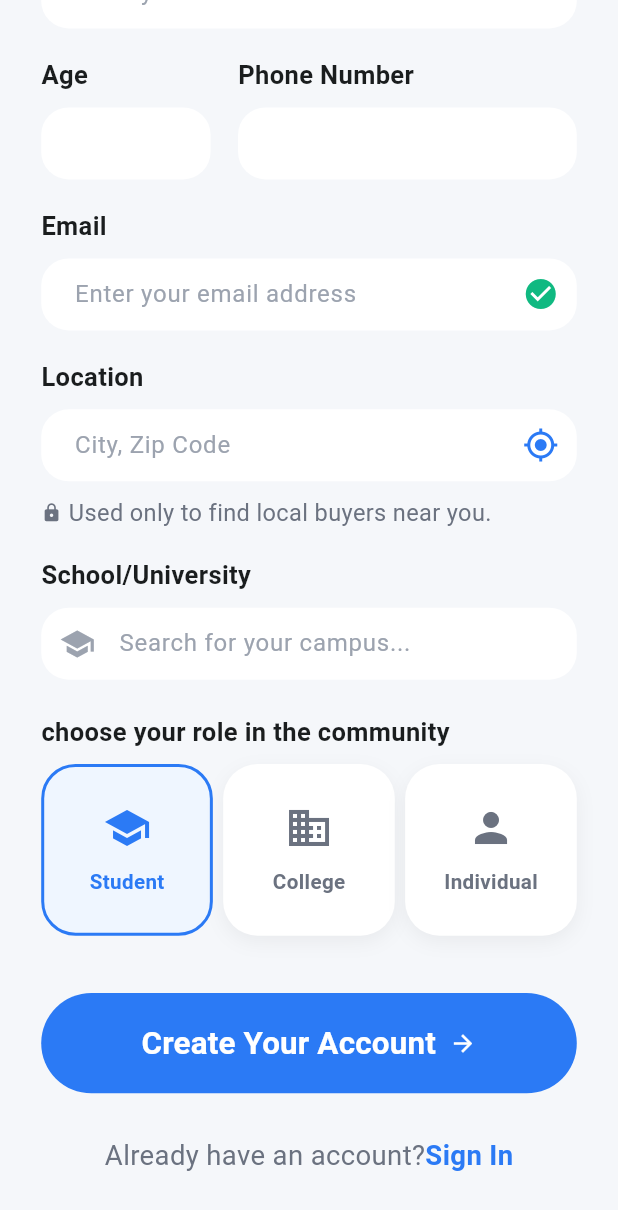
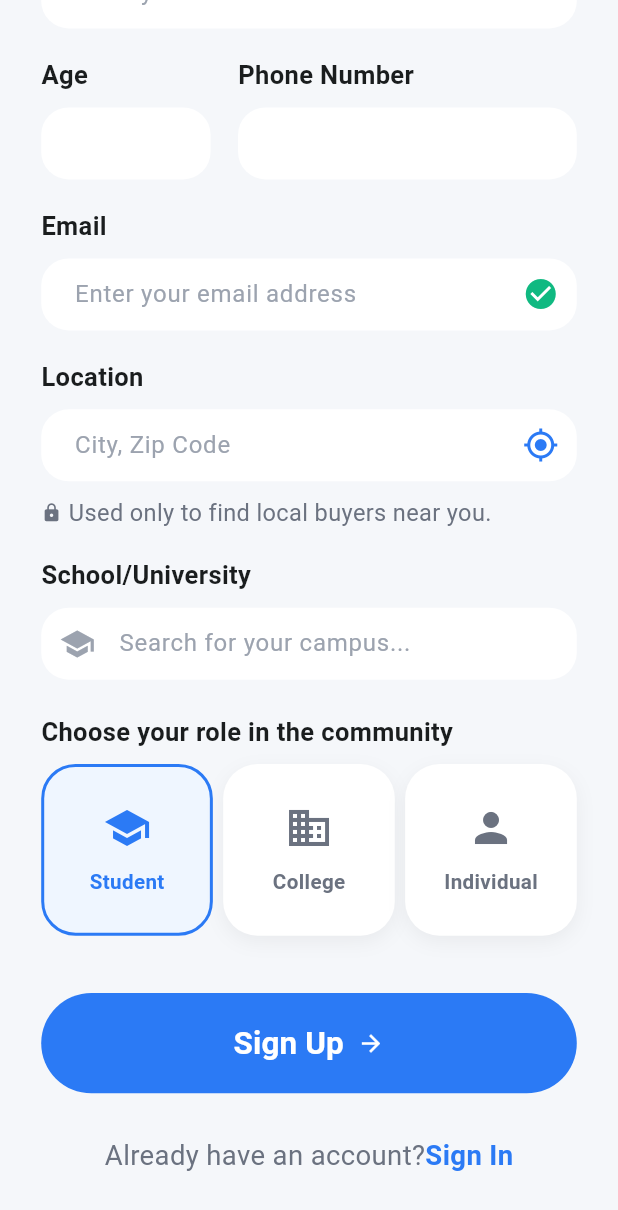
Before and after one commit to ruturajgunjal01/flutter-bookhub-v1, a Flutter app: the SignupPage screen opened by its route, scrolled down 211 dp, on a phone screen of 412 x 824 dp. Shown: the top 1210 px of the screen. Run offline on Flutter 3.47's test engine with Material 3 defaults, Android fonts, the phone set to English and light mode, and no system bars; our stand-ins replace flutter_screenutil, get, go_router, google_fonts, shared_preferences; accounts and stored records are empty; network calls fail.

Commit message:
create custum things like all app text store in appstring file and some thing about color

```diff
--- a/bookhub/lib/auth-screens/views/signUp_page.dart
+++ b/bookhub/lib/auth-screens/views/signup.page.dart
@@ -1,4 +1,5 @@
 import 'package:bookhub/custum_widgets/text_widget.dart';
+import 'package:bookhub/custum_widgets/texfieldform_widget.dart';
 import 'package:bookhub/utility/constants/app_colors.dart';
 import 'package:bookhub/utility/constants/app_strings.dart';
 import 'package:flutter/material.dart';
@@ -34,7 +35,7 @@ class _SignupPageState extends State<SignupPage> {
   @override
   Widget build(BuildContext context) {
     return Scaffold(
-      backgroundColor: const Color(0xFFF5F7FA),
+      backgroundColor: AppColors.backgroundthemcolor,
       body: SafeArea(
         child: SingleChildScrollView(
           padding: EdgeInsets.symmetric(horizontal: 24.w, vertical: 10.h),
@@ -47,18 +48,18 @@ class _SignupPageState extends State<SignupPage> {
                   text: AppString.signupTitle,
                   fontSize: 20.sp,
                   fontWeight: FontWeight.w800,
-                  color: const Color(0xFF1A1D1E),
+                  color: AppColors.blacktextColor,
                 ),
                 SizedBox(height: 8.h),
                 TextWidget(
                   text: AppString.title,
                   fontSize: 14.sp,
-                  color: const Color(0xFF6B7280),
+                  color: AppColors.greyTextColor,
                   height: 1.5,
                 ),
                 SizedBox(height: 20.h),
                 _buildLabel(AppString.fullname),
-                _buildTextField(
+                CustomTextField(
                   controller: _authController.firstNameController,
                   hintText: AppString.namehinttext,
                   validator: _authController.validateName,
@@ -72,7 +73,7 @@ class _SignupPageState extends State<SignupPage> {
                         crossAxisAlignment: CrossAxisAlignment.start,
                         children: [
                           _buildLabel(AppString.age),
-                          _buildTextField(
+                          CustomTextField(
                             controller: _authController.userAgeController,
                             keyboardType: TextInputType.number,
                             validator: _authController.validateUserAge,
@@ -87,7 +88,7 @@ class _SignupPageState extends State<SignupPage> {
                         crossAxisAlignment: CrossAxisAlignment.start,
                         children: [
                           _buildLabel(AppString.phoneNumber),
-                          _buildTextField(
+                          CustomTextField(
                             controller: _authController.phoneController,
                             keyboardType: TextInputType.phone,
                             validator: _authController.validatePhone,
@@ -99,24 +100,24 @@ class _SignupPageState extends State<SignupPage> {
                 ),
                 SizedBox(height: 16.h),
                 _buildLabel(AppString.email),
-                _buildTextField(
+                CustomTextField(
                   controller: _authController.emailController,
                   hintText: AppString.emailaddress,
                   keyboardType: TextInputType.emailAddress,
                   suffixIcon: const Icon(
                     Icons.check_circle,
-                    color: Color(0xFF10B981),
+                    color: AppColors.successColor,
                   ),
                   validator: _authController.validateEmail,
                 ),
                 SizedBox(height: 16.h),
                 _buildLabel(AppString.location),
-                _buildTextField(
+                CustomTextField(
                   controller: _authController.locationController,
                   hintText: AppString.cityhinttext,
                   suffixIcon: const Icon(
                     Icons.my_location,
-                    color: Color(0xFF2B7AF5),
+                    color: AppColors.primaryColor,
                   ),
                   validator: _authController.validateLocation,
                 ),
@@ -126,24 +127,24 @@ class _SignupPageState extends State<SignupPage> {
                     Icon(
                       Icons.lock,
                       size: 12.sp,
-                      color: const Color(0xFF6B7280),
+                      color: AppColors.greyTextColor,
                     ),
                     SizedBox(width: 4.w),
                     TextWidget(
                       text: AppString.usedOnlyToFindLocalBuyers,
                       fontSize: 12.sp,
-                      color: const Color(0xFF6B7280),
+                      color: AppColors.greyTextColor,
                     ),
                   ],
                 ),
                 SizedBox(height: 16.h),
                 _buildLabel(AppString.schoolUniversity),
-                _buildTextField(
+                CustomTextField(
                   controller: _authController.schoolUniController,
                   hintText: AppString.searchcam,
                   prefixIcon: const Icon(
                     Icons.school,
-                    color: Color(0xFF9CA3AF),
+                    color: AppColors.lightGreyColor,
                   ),
                 ),
                 SizedBox(height: 19.h),
@@ -163,27 +164,27 @@ class _SignupPageState extends State<SignupPage> {
                   child: ElevatedButton(
                     onPressed: _isLoading ? null : _handleSignUp,
                     style: ElevatedButton.styleFrom(
-                      backgroundColor: const Color(0xFF2B7AF5),
+                      backgroundColor: AppColors.primaryColor,
                       shape: RoundedRectangleBorder(
                         borderRadius: BorderRadius.circular(30.r),
                       ),
                       elevation: 0,
                     ),
                     child: _isLoading
-                        ? const CircularProgressIndicator(color: Colors.white)
+                        ? const CircularProgressIndicator(color: AppColors.whiteColor)
                         : Row(
                             mainAxisAlignment: MainAxisAlignment.center,
                             children: [
                               TextWidget(
-                                text: AppString.signupTitle,
+                                text: AppString.signup,
                                 fontSize: 16.sp,
                                 fontWeight: FontWeight.bold,
-                                color: Colors.white,
+                                color: AppColors.whiteColor,
                               ),
                               SizedBox(width: 8.w),
                               const Icon(
                                 Icons.arrow_forward,
-                                color: Colors.white,
+                                color: AppColors.whiteColor,
                               ),
                             ],
                           ),
@@ -193,14 +194,14 @@ class _SignupPageState extends State<SignupPage> {
                 Row(
                   mainAxisAlignment: MainAxisAlignment.center,
                   children: [
-                    TextWidget(text: AppString.account, fontSize: 14.sp, color: const Color(0xFF6B7280)),
+                    TextWidget(text: AppString.account, fontSize: 14.sp, color: AppColors.greyTextColor),
                     GestureDetector(
                       onTap: () => context.push(AppRoutes.signInPage),
                       child:
                       TextWidget(text: AppString.signin,
                         fontSize: 14.sp,
                         fontWeight: FontWeight.bold,
-                        color: const Color(0xFF2B7AF5),
+                        color: AppColors.primaryColor,
                       ),
                     ),
                   ],
@@ -277,11 +278,11 @@ class _SignupPageState extends State<SignupPage> {
             width: 100.w,
             height: 100.w,
             decoration: BoxDecoration(
-              color: isSelected ? const Color(0xFFEFF6FF) : Colors.white,
+              color: isSelected ? AppColors.containerBackgroundColor : AppColors.whiteColor,
               borderRadius: BorderRadius.circular(20.r),
               border: Border.all(
                 color: isSelected
-                    ? const Color(0xFF2B7AF5)
+                    ? AppColors.primaryColor
                     : Colors.transparent,
                 width: 2,
               ),
@@ -301,8 +302,8 @@ class _SignupPageState extends State<SignupPage> {
                 Icon(
                   icon,
                   color: isSelected
-                      ? const Color(0xFF2B7AF5)
-                      : const Color(0xFF6B7280),
+                      ? AppColors.primaryColor
+                      : AppColors.greyTextColor,
                   size: 28.sp,
                 ),
                 SizedBox(height: 8.h),
@@ -312,8 +313,8 @@ class _SignupPageState extends State<SignupPage> {
                     fontSize: 12.sp,
                     fontWeight: FontWeight.bold,
                     color: isSelected
-                        ? const Color(0xFF2B7AF5)
-                        : const Color(0xFF6B7280),
+                        ? AppColors.primaryColor
+                        : AppColors.greyTextColor,
                   ),
                 ),
               ],
--- a/bookhub/lib/auth-screens/views/welcome_page.dart
+++ b/bookhub/lib/auth-screens/views/welcome.page.dart
@@ -1,4 +1,4 @@
-import 'package:bookhub/auth-screens/views/signup_page.dart';
+import 'package:bookhub/auth-screens/views/signup.page.dart';
 import 'package:flutter/material.dart';
 import 'package:flutter_screenutil/flutter_screenutil.dart';
 
--- a/bookhub/lib/custum_widgets/texfieldform_widget.dart
+++ b/bookhub/lib/custum_widgets/texfieldform_widget.dart
@@ -1,35 +1,37 @@
 import 'package:flutter/material.dart';
 import 'package:flutter/services.dart';
+import 'package:flutter_screenutil/flutter_screenutil.dart';
+
+import '../utility/constants/app_colors.dart';
 
 class CustomTextField extends StatefulWidget {
   final String? hintText;
   final TextEditingController? controller;
-  final BorderRadius? borderRadius;
-  final TextStyle? hintStyle;
   final TextInputType? keyboardType;
   final bool obscureText;
   final Widget? prefixIcon;
   final Widget? suffixIcon;
-  final Color? bgColor;
   final String? Function(String?)? validator;
   final List<TextInputFormatter>? inputFormatters;
   final int maxLines;
   final AutovalidateMode? autovalidateMode;
+  final String? initialValue;
+  final FocusNode? focusNode;
+
   const CustomTextField({
     super.key,
     this.hintText,
     this.controller,
-    this.borderRadius,
-    this.hintStyle,
     this.keyboardType,
     this.obscureText = false,
     this.prefixIcon,
     this.suffixIcon,
-    this.bgColor,
     this.validator,
     this.inputFormatters,
     this.maxLines = 1,
     this.autovalidateMode,
+    this.initialValue,
+    this.focusNode,
   });
 
   @override
@@ -47,14 +49,30 @@ class _CustomTextFieldState extends State<CustomTextField> {
       obscureText: widget.obscureText,
       inputFormatters: widget.inputFormatters,
       maxLines: widget.maxLines,
-      style: const TextStyle(color: Colors.white, fontSize: 16),
+      focusNode: widget.focusNode,
+      initialValue: widget.initialValue,
+      style: TextStyle(color: AppColors.blacktextColor, fontSize: 14.sp),
       decoration: InputDecoration(
-        hintText: widget.hintText ?? "Enter text",
-        hintStyle: widget.hintStyle,
-        filled: widget.bgColor != null,
-        fillColor: widget.bgColor,
+        hintText: widget.hintText,
+        hintStyle: TextStyle(color: AppColors.lightGreyColor, fontSize: 14.sp),
+        filled: true,
+        fillColor: AppColors.whiteColor,
+        contentPadding: EdgeInsets.symmetric(horizontal: 16.w, vertical: 10.h),
         border: OutlineInputBorder(
-          borderRadius: widget.borderRadius ?? BorderRadius.circular(20),
+          borderRadius: BorderRadius.circular(16.r),
+          borderSide: BorderSide.none,
+        ),
+        enabledBorder: OutlineInputBorder(
+          borderRadius: BorderRadius.circular(16.r),
+          borderSide: BorderSide.none,
+        ),
+        focusedBorder: OutlineInputBorder(
+          borderRadius: BorderRadius.circular(16.r),
+          borderSide: BorderSide(color: AppColors.primaryColor, width: 1.5),
+        ),
+        errorBorder: OutlineInputBorder(
+          borderRadius: BorderRadius.circular(16.r),
+          borderSide: BorderSide(color: AppColors.redErrorColor, width: 1.0),
         ),
         prefixIcon: widget.prefixIcon,
         suffixIcon: widget.suffixIcon,
--- a/bookhub/lib/utility/constants/app_colors.dart
+++ b/bookhub/lib/utility/constants/app_colors.dart
@@ -3,6 +3,15 @@ import 'package:flutter/material.dart';
 class AppColors {
   static const Color backgroundthemcolor =  Color(0xFFF5F7FA);
   static const Color blacktextColor = Color(0xFF1A1D1E);
+  static const Color primaryColor = Color(0xFF2B7AF5);
+  static const Color successColor = Color(0xFF10B981);
+  static const Color greyTextColor = Color(0xFF6B7280);
+  static const Color lightGreyColor = Color(0xFF9CA3AF);
+  static const Color whiteColor = Color(0xFFFFFFFF);
+  static const Color containerBackgroundColor = Color(0xFFEFF6FF);
+  static const Color dividerColor = Color(0xFFE5E7EB);
+  static const Color redErrorColor = Color(0xFFFF0000);
+  static const Color lightBackground = Color(0xFFF5F7FA);
 
 
 }
--- a/bookhub/lib/utility/constants/app_strings.dart
+++ b/bookhub/lib/utility/constants/app_strings.dart
@@ -5,7 +5,7 @@ class  AppString {
 
   static const String emailaddress = 'Enter your email address';
   static const String password = 'Create password';
-  static const String comfirmpassword = 'Comfirm Password';
+  static const String comfirmpassword = 'Confirm Password';
 
   static const String signin = "Sign In";
   static const String textAlreadyHaveAccount = "Already have an account? ";
@@ -29,8 +29,23 @@ class  AppString {
   static const String profession = 'Profession';
   static const String usedOnlyToFindLocalBuyers = 'Used only to find local buyers near you.';
   static const String searchcam = 'Search for your campus...';
-  static const String choosecommunity = 'choose your role in the community';
+  static const String choosecommunity = 'Choose your role in the community';
   static const String account = 'Already have an account?';
   static const String cityhinttext = 'City, Zip Code';
 
+  // Validation messages
+  static const String nameIsRequired = 'Name is required';
+  static const String ageIsRequired = 'Age is required';
+  static const String enterValidNumber = 'Enter a valid number';
+  static const String phoneIsRequired = 'Phone number is required';
+  static const String enterValidPhone = 'Enter a valid phone number';
+  static const String emailIsRequired = 'Email is required';
+  static const String enterValidEmail = 'Enter a valid email';
+  static const String locationIsRequired = 'Location is required';
+
+  // Button labels
+  static const String getLoginCode = 'Get Login Code';
+  static const String orContinueWith = 'Or continue with';
+  static const String byLoggingInAgreement = 'By logging in, you agree to our Safety Guidelines, Terms of Service, and Privacy Policy.';
+
 }
```
Also changed, not shown: bookhub/lib/auth-screens/controller/auth_controller.dart (+9 -8 lines), bookhub/lib/auth-screens/views/signin.page.dart (renamed from bookhub/lib/auth-screens/views/signIn_page.dart, +48 -59 lines), bookhub/lib/utility/app_routes.dart (+4 -4 lines), bookhub/lib/auth-screens/views/splash.screen.dart (renamed from bookhub/lib/auth-screens/views/splash_screen.dart).
